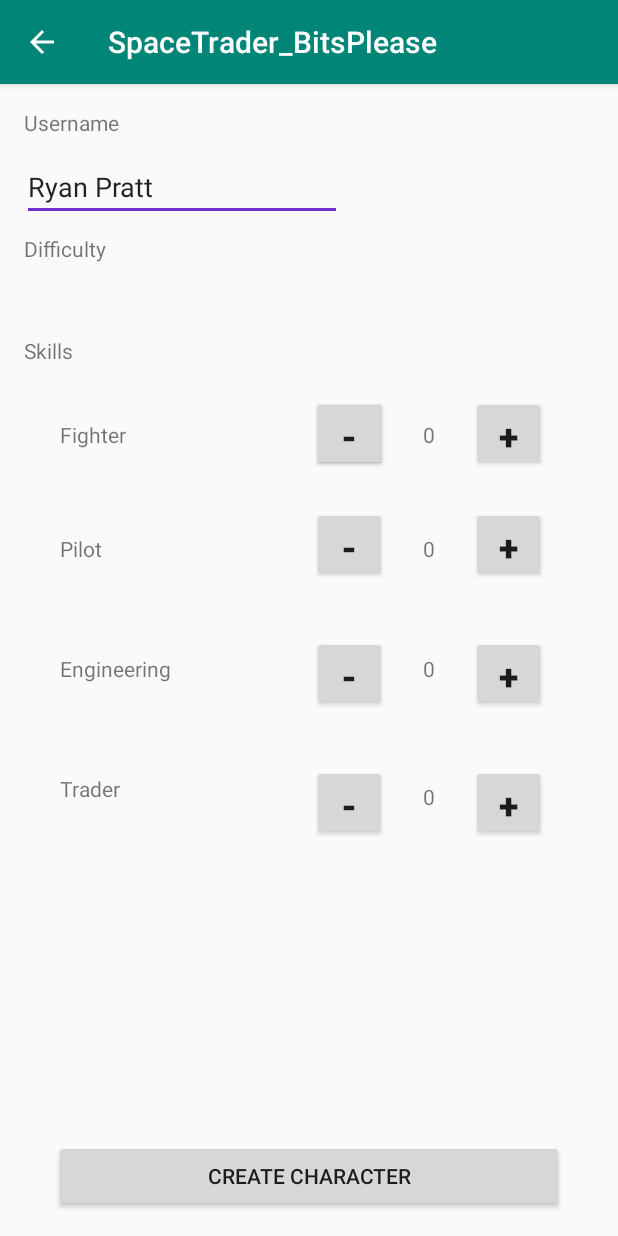
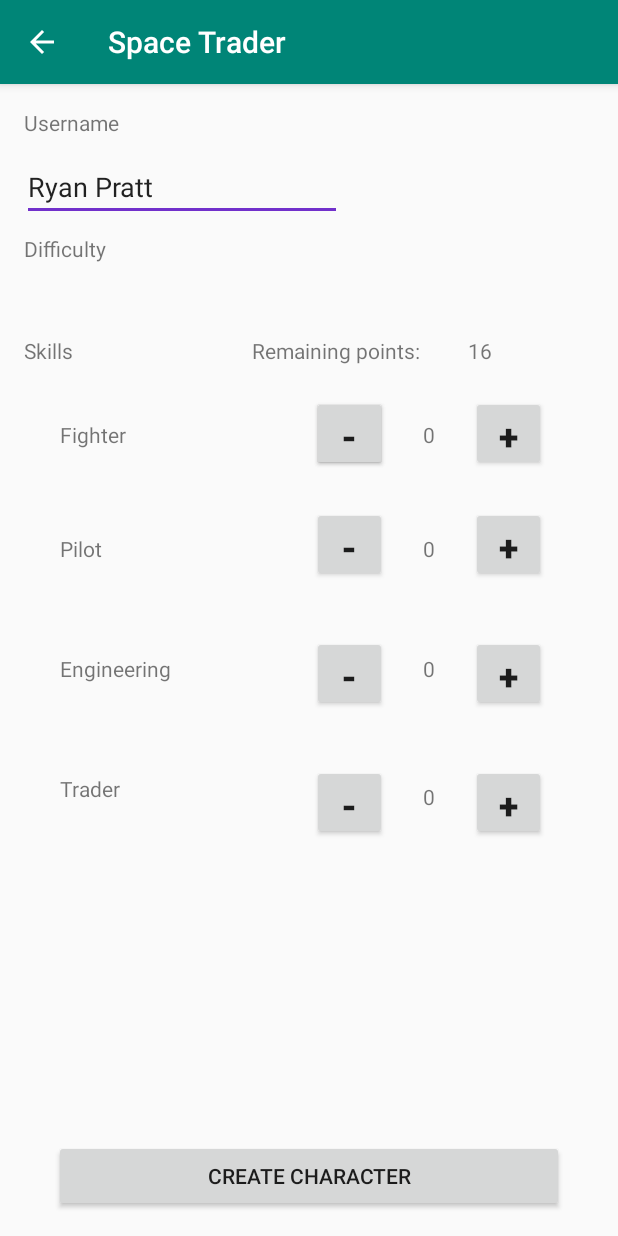
Before and after one commit to lblackmore0801/SpaceTrader_BitsPlease, an Android app: the CreatePlayerActivity screen opened directly, with no data from a screen before it, on a phone screen of 412 x 824 dp. Run offline under Robolectric (Android 15) with nearby library versions, the phone set to English and light mode, and no system bars.

```diff
--- a/app/src/main/AndroidManifest.xml
+++ b/app/src/main/AndroidManifest.xml
@@ -5,7 +5,7 @@
     <application
         android:allowBackup="true"
         android:icon="@mipmap/ic_launcher"
-        android:label="@string/app_name"
+        android:label="Space Trader"
         android:roundIcon="@mipmap/ic_launcher_round"
         android:supportsRtl="true"
         android:theme="@style/AppTheme">
--- a/app/src/main/java/com/example/spacetrader_bitsplease/views/CreatePlayerActivity.java
+++ b/app/src/main/java/com/example/spacetrader_bitsplease/views/CreatePlayerActivity.java
@@ -1,6 +1,5 @@
 package com.example.spacetrader_bitsplease.views;
 
-import android.content.Intent;
 import android.support.v7.app.AppCompatActivity;
 import android.os.Bundle;
 import android.widget.Button;
@@ -19,6 +18,10 @@ public class CreatePlayerActivity extends AppCompatActivity{
     Widgets we will need for binding and getting information
     */
     private TextView usernameText;
+    private TextView fighterSkill;
+    private TextView pilotSkill;
+    private TextView engineeringSkill;
+    private TextView traderSkill;
 
 
     /* ***********************
@@ -34,6 +37,77 @@ public class CreatePlayerActivity extends AppCompatActivity{
 
 
         usernameText = findViewById(R.id.username_Text);
+        fighterSkill = findViewById(R.id.int_fighter_skill);
+        pilotSkill = findViewById(R.id.int_pilot_skill);
+        engineeringSkill = findViewById(R.id.int_engineering_skill);
+        traderSkill = findViewById(R.id.int_trader_skill);
+
+
+        final Button addFighter = findViewById(R.id.AddFighterSkill);
+        addFighter.setOnClickListener(new View.OnClickListener() {
+            @Override
+            public void onClick(View view) {
+                player.setFighterSkill(player.getFighterSkill()+1);
+                fighterSkill.setText(Integer.toString(player.getFighterSkill()));
+            }
+        });
+        final Button addPilot = findViewById(R.id.AddPilotSkill);
+        addPilot.setOnClickListener(new View.OnClickListener() {
+            @Override
+            public void onClick(View view) {
+                player.setPilotSkill(player.getPilotSkill()+1);
+                pilotSkill.setText(Integer.toString(player.getPilotSkill()));
+            }
+        });
+        final Button addEngineer = findViewById(R.id.AddEngineeringSkill);
+        addEngineer.setOnClickListener(new View.OnClickListener() {
+            @Override
+            public void onClick(View view) {
+                player.setEngineerSkill(player.getEngineerSkill()+1);
+                engineeringSkill.setText(Integer.toString(player.getEngineerSkill()));
+            }
+        });
+        final Button addTrader = findViewById(R.id.AddTraderSkill);
+        addTrader.setOnClickListener(new View.OnClickListener() {
+            @Override
+            public void onClick(View view) {
+                player.setTraderSkill(player.getTraderSkill()+1);
+                traderSkill.setText(Integer.toString(player.getTraderSkill()));
+            }
+        });
+        final Button minusFighter = findViewById(R.id.MinusFighterSkill);
+        minusFighter.setOnClickListener(new View.OnClickListener() {
+            @Override
+            public void onClick(View view) {
+                player.setFighterSkill(player.getFighterSkill()-1);
+                fighterSkill.setText(Integer.toString(player.getFighterSkill()));
+            }
+        });
+        final Button minusPilot = findViewById(R.id.MinusPilotSkill);
+        minusPilot.setOnClickListener(new View.OnClickListener() {
+            @Override
+            public void onClick(View view) {
+                player.setPilotSkill(player.getPilotSkill()-1);
+                pilotSkill.setText(Integer.toString(player.getPilotSkill()));
+            }
+        });
+        final Button minusEngineer = findViewById(R.id.MinusEngineeringSkill);
+        minusEngineer.setOnClickListener(new View.OnClickListener() {
+            @Override
+            public void onClick(View view) {
+                player.setEngineerSkill(player.getEngineerSkill()-1);
+                engineeringSkill.setText(Integer.toString(player.getEngineerSkill()));
+            }
+        });
+        final Button minusTrader = findViewById(R.id.MinusTraderSkill);
+        minusTrader.setOnClickListener(new View.OnClickListener() {
+            @Override
+            public void onClick(View view) {
+                player.setTraderSkill(player.getTraderSkill()-1);
+                traderSkill.setText(Integer.toString(player.getTraderSkill()));
+            }
+        });
+
 
 
 
--- a/app/src/main/res/layout/activity_player_creation.xml
+++ b/app/src/main/res/layout/activity_player_creation.xml
@@ -11,8 +11,32 @@
 
     ]]>
 
+    <TextView
+        android:id="@+id/int_RemainingPoints"
+        android:layout_width="wrap_content"
+        android:layout_height="wrap_content"
+        android:layout_gravity="center"
+        android:layout_marginStart="32dp"
+        android:layout_marginLeft="32dp"
+        android:layout_marginTop="168dp"
+        android:text="16"
+        app:layout_constraintStart_toEndOf="@+id/Text_RemainingPoints"
+        app:layout_constraintTop_toTopOf="parent" />
+
+    <TextView
+        android:id="@+id/Text_RemainingPoints"
+        android:layout_width="wrap_content"
+        android:layout_height="wrap_content"
+        android:layout_gravity="center"
+        android:layout_marginStart="168dp"
+        android:layout_marginLeft="168dp"
+        android:layout_marginTop="168dp"
+        android:text="Remaining points:"
+        app:layout_constraintStart_toStartOf="parent"
+        app:layout_constraintTop_toTopOf="parent" />
+
     <Button
-        android:id="@+id/button7"
+        android:id="@+id/AddEngineeringSkill"
         android:layout_width="50dp"
         android:layout_height="50dp"
         android:layout_marginStart="24dp"
@@ -21,11 +45,11 @@
         android:text="+"
         android:textSize="24sp"
         android:textStyle="bold"
-        app:layout_constraintStart_toEndOf="@+id/text_pilotSkill6"
-        app:layout_constraintTop_toBottomOf="@+id/button8" />
+        app:layout_constraintStart_toEndOf="@+id/int_engineering_skill"
+        app:layout_constraintTop_toBottomOf="@+id/AddPilotSkill" />
 
     <Button
-        android:id="@+id/button8"
+        android:id="@+id/AddPilotSkill"
         android:layout_width="50dp"
         android:layout_height="50dp"
         android:layout_marginStart="24dp"
@@ -34,11 +58,11 @@
         android:text="+"
         android:textSize="24sp"
         android:textStyle="bold"
-        app:layout_constraintStart_toEndOf="@+id/text_pilotSkill7"
-        app:layout_constraintTop_toBottomOf="@+id/button11" />
+        app:layout_constraintStart_toEndOf="@+id/int_pilot_skill"
+        app:layout_constraintTop_toBottomOf="@+id/AddFighterSkill" />
 
     <Button
-        android:id="@+id/button10"
+        android:id="@+id/AddTraderSkill"
         android:layout_width="50dp"
         android:layout_height="50dp"
         android:layout_marginStart="24dp"
@@ -47,11 +71,11 @@
         android:text="+"
         android:textSize="24sp"
         android:textStyle="bold"
-        app:layout_constraintStart_toEndOf="@+id/text_pilotSkill5"
-        app:layout_constraintTop_toBottomOf="@+id/button7" />
+        app:layout_constraintStart_toEndOf="@+id/int_trader_skill"
+        app:layout_constraintTop_toBottomOf="@+id/AddEngineeringSkill" />
 
     <Button
-        android:id="@+id/button11"
+        android:id="@+id/AddFighterSkill"
         android:layout_width="50dp"
         android:layout_height="50dp"
         android:layout_marginStart="24dp"
@@ -60,7 +84,7 @@
         android:text="+"
         android:textSize="24sp"
         android:textStyle="bold"
-        app:layout_constraintStart_toEndOf="@+id/text_pilotSkill8"
+        app:layout_constraintStart_toEndOf="@+id/int_fighter_skill"
         app:layout_constraintTop_toTopOf="parent" />
 
     <Button
@@ -75,13 +99,13 @@
         android:text="-"
         android:textSize="24sp"
         android:textStyle="bold"
-        app:layout_constraintEnd_toEndOf="@+id/button2"
+        app:layout_constraintEnd_toEndOf="@+id/MinusFighterSkill"
         app:layout_constraintHorizontal_bias="0.0"
         app:layout_constraintStart_toEndOf="@+id/text_pilotSkill"
         app:layout_constraintTop_toTopOf="parent" />
 
     <Button
-        android:id="@+id/button4"
+        android:id="@+id/MinusTraderSkill"
         android:layout_width="50dp"
         android:layout_height="50dp"
         android:layout_marginStart="124dp"
@@ -91,23 +115,23 @@
         android:textSize="24sp"
         android:textStyle="bold"
         app:layout_constraintStart_toEndOf="@+id/text_pilotSkill"
-        app:layout_constraintTop_toBottomOf="@+id/button5" />
+        app:layout_constraintTop_toBottomOf="@+id/MinusEngineeringSkill" />
 
     <Button
-        android:id="@+id/button5"
+        android:id="@+id/MinusEngineeringSkill"
         android:layout_width="50dp"
         android:layout_height="50dp"
         android:layout_marginStart="124dp"
         android:layout_marginLeft="124dp"
-        android:layout_marginTop="36dp"
+        android:layout_marginTop="110dp"
         android:text="-"
         android:textSize="24sp"
         android:textStyle="bold"
         app:layout_constraintStart_toEndOf="@+id/text_pilotSkill"
-        app:layout_constraintTop_toBottomOf="@+id/button6" />
+        app:layout_constraintTop_toBottomOf="@+id/MinusFighterSkill" />
 
     <Button
-        android:id="@+id/button6"
+        android:id="@+id/MinusPilotSkill"
         android:layout_width="50dp"
         android:layout_height="50dp"
         android:layout_marginStart="124dp"
@@ -117,10 +141,10 @@
         android:textSize="24sp"
         android:textStyle="bold"
         app:layout_constraintStart_toEndOf="@+id/text_pilotSkill"
-        app:layout_constraintTop_toBottomOf="@+id/button2" />
+        app:layout_constraintTop_toBottomOf="@+id/MinusFighterSkill" />
 
     <TextView
-        android:id="@+id/text_pilotSkill5"
+        android:id="@+id/int_trader_skill"
         android:layout_width="wrap_content"
         android:layout_height="wrap_content"
         android:layout_gravity="center"
@@ -128,11 +152,11 @@
         android:layout_marginLeft="24dp"
         android:layout_marginTop="465dp"
         android:text="0"
-        app:layout_constraintStart_toEndOf="@+id/button4"
+        app:layout_constraintStart_toEndOf="@+id/MinusTraderSkill"
         app:layout_constraintTop_toTopOf="parent" />
 
     <TextView
-        android:id="@+id/text_pilotSkill6"
+        android:id="@+id/int_engineering_skill"
         android:layout_width="wrap_content"
         android:layout_height="wrap_content"
         android:layout_gravity="center"
@@ -140,11 +164,11 @@
         android:layout_marginLeft="24dp"
         android:layout_marginTop="380dp"
         android:text="0"
-        app:layout_constraintStart_toEndOf="@+id/button5"
+        app:layout_constraintStart_toEndOf="@+id/MinusEngineeringSkill"
         app:layout_constraintTop_toTopOf="parent" />
 
     <TextView
-        android:id="@+id/text_pilotSkill7"
+        android:id="@+id/int_pilot_skill"
         android:layout_width="wrap_content"
         android:layout_height="wrap_content"
         android:layout_gravity="center"
@@ -152,11 +176,11 @@
         android:layout_marginLeft="24dp"
         android:layout_marginTop="300dp"
         android:text="0"
-        app:layout_constraintStart_toEndOf="@+id/button6"
+        app:layout_constraintStart_toEndOf="@+id/MinusFighterSkill"
         app:layout_constraintTop_toTopOf="parent" />
 
     <TextView
-        android:id="@+id/text_pilotSkill8"
+        android:id="@+id/int_fighter_skill"
         android:layout_width="wrap_content"
         android:layout_height="wrap_content"
         android:layout_gravity="center"
@@ -267,7 +291,7 @@
         app:layout_constraintStart_toStartOf="parent" />
 
     <Button
-        android:id="@+id/button2"
+        android:id="@+id/MinusFighterSkill"
         android:layout_width="50dp"
         android:layout_height="50dp"
         android:layout_marginStart="124dp"
```
